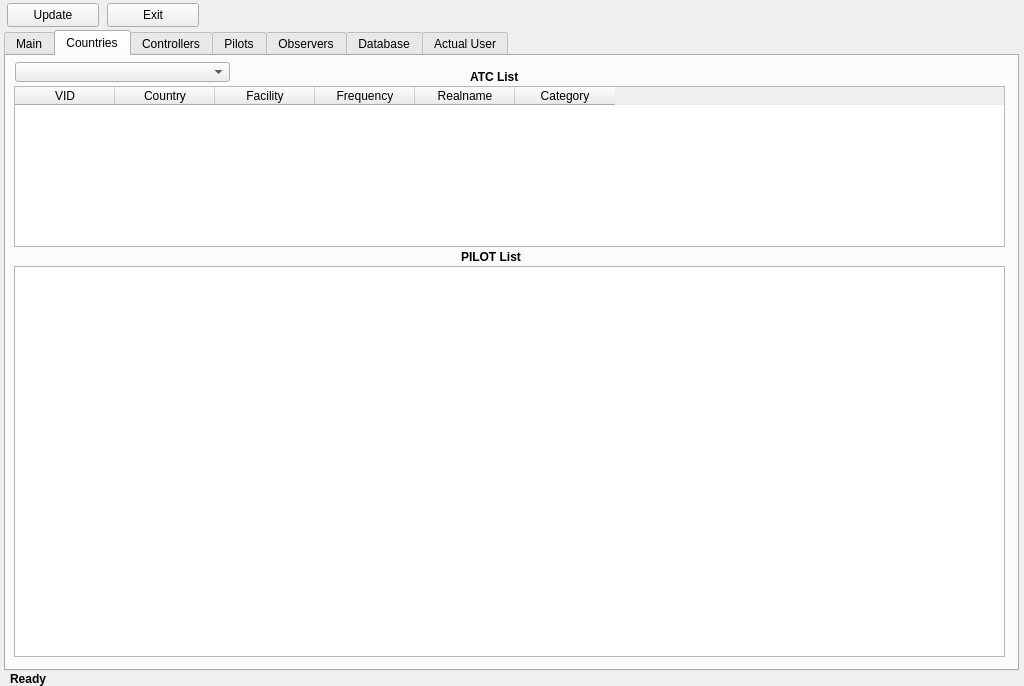
Above: QtUI/MainWindow_UI.ui from emper0r/IVAO-status before the change. Below: the same form after it.
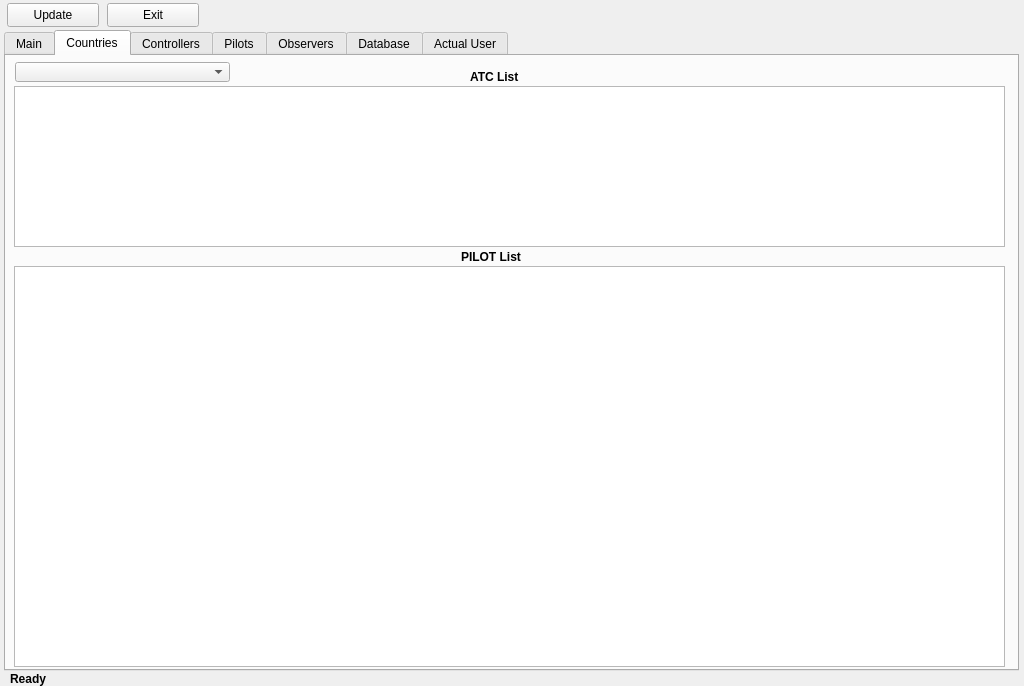
That is the form after the change. The open tabs and pages were chosen to show the change.

```diff
--- a/QtUI/MainWindow_UI.ui
+++ b/QtUI/MainWindow_UI.ui
@@ -385,34 +385,58 @@
        <cursorShape>PointingHandCursor</cursorShape>
       </property>
       <property name="autoFillBackground">
-       <bool>false</bool>
+       <bool>true</bool>
       </property>
       <property name="autoScrollMargin">
        <number>16</number>
       </property>
       <property name="alternatingRowColors">
-       <bool>false</bool>
+       <bool>true</bool>
+      </property>
+      <property name="selectionMode">
+       <enum>QAbstractItemView::SingleSelection</enum>
+      </property>
+      <property name="selectionBehavior">
+       <enum>QAbstractItemView::SelectRows</enum>
       </property>
       <property name="showGrid">
        <bool>true</bool>
       </property>
+      <property name="gridStyle">
+       <enum>Qt::DotLine</enum>
+      </property>
+      <property name="wordWrap">
+       <bool>false</bool>
+      </property>
       <property name="rowCount">
        <number>0</number>
       </property>
       <property name="columnCount">
        <number>6</number>
       </property>
+      <attribute name="horizontalHeaderVisible">
+       <bool>false</bool>
+      </attribute>
       <attribute name="horizontalHeaderDefaultSectionSize">
        <number>100</number>
       </attribute>
-      <attribute name="verticalHeaderDefaultSectionSize">
-       <number>30</number>
+      <attribute name="horizontalHeaderMinimumSectionSize">
+       <number>100</number>
       </attribute>
+      <attribute name="horizontalHeaderShowSortIndicator" stdset="0">
+       <bool>true</bool>
+      </attribute>
+      <attribute name="horizontalHeaderStretchLastSection">
+       <bool>true</bool>
+      </attribute>
       <attribute name="verticalHeaderDefaultSectionSize">
-       <number>30</number>
+       <number>15</number>
       </attribute>
-      <attribute name="horizontalHeaderDefaultSectionSize">
-       <number>100</number>
+      <attribute name="verticalHeaderMinimumSectionSize">
+       <number>15</number>
+      </attribute>
+      <attribute name="verticalHeaderShowSortIndicator" stdset="0">
+       <bool>true</bool>
       </attribute>
       <column>
        <property name="text">
@@ -434,29 +458,16 @@
         <string>Frequency</string>
        </property>
       </column>
-      <column>
-       <property name="text">
-        <string>Realname</string>
-       </property>
-      </column>
       <column>
        <property name="text">
         <string>Category</string>
        </property>
       </column>
-     </widget>
-     <widget class="QTableView" name="PilottableView">
-      <property name="geometry">
-       <rect>
-        <x>8</x>
-        <y>210</y>
-        <width>991</width>
-        <height>391</height>
-       </rect>
-      </property>
-      <property name="cursor" stdset="0">
-       <cursorShape>PointingHandCursor</cursorShape>
-      </property>
+      <column>
+       <property name="text">
+        <string>Realname</string>
+       </property>
+      </column>
      </widget>
      <widget class="QLabel" name="atc_label">
       <property name="geometry">
@@ -502,6 +513,143 @@
        <string>PILOT List</string>
       </property>
      </widget>
+     <widget class="QTableWidget" name="PilottableWidget">
+      <property name="geometry">
+       <rect>
+        <x>8</x>
+        <y>210</y>
+        <width>991</width>
+        <height>401</height>
+       </rect>
+      </property>
+      <property name="cursor" stdset="0">
+       <cursorShape>PointingHandCursor</cursorShape>
+      </property>
+      <property name="autoFillBackground">
+       <bool>true</bool>
+      </property>
+      <property name="autoScrollMargin">
+       <number>16</number>
+      </property>
+      <property name="tabKeyNavigation">
+       <bool>false</bool>
+      </property>
+      <property name="showDropIndicator" stdset="0">
+       <bool>false</bool>
+      </property>
+      <property name="dragDropOverwriteMode">
+       <bool>false</bool>
+      </property>
+      <property name="alternatingRowColors">
+       <bool>true</bool>
+      </property>
+      <property name="selectionMode">
+       <enum>QAbstractItemView::SingleSelection</enum>
+      </property>
+      <property name="selectionBehavior">
+       <enum>QAbstractItemView::SelectRows</enum>
+      </property>
+      <property name="showGrid">
+       <bool>true</bool>
+      </property>
+      <property name="gridStyle">
+       <enum>Qt::DotLine</enum>
+      </property>
+      <property name="wordWrap">
+       <bool>false</bool>
+      </property>
+      <property name="rowCount">
+       <number>0</number>
+      </property>
+      <property name="columnCount">
+       <number>9</number>
+      </property>
+      <attribute name="horizontalHeaderVisible">
+       <bool>false</bool>
+      </attribute>
+      <attribute name="horizontalHeaderDefaultSectionSize">
+       <number>100</number>
+      </attribute>
+      <attribute name="horizontalHeaderMinimumSectionSize">
+       <number>100</number>
+      </attribute>
+      <attribute name="horizontalHeaderShowSortIndicator" stdset="0">
+       <bool>false</bool>
+      </attribute>
+      <attribute name="horizontalHeaderStretchLastSection">
+       <bool>false</bool>
+      </attribute>
+      <attribute name="verticalHeaderDefaultSectionSize">
+       <number>15</number>
+      </attribute>
+      <attribute name="verticalHeaderMinimumSectionSize">
+       <number>15</number>
+      </attribute>
+      <attribute name="verticalHeaderShowSortIndicator" stdset="0">
+       <bool>true</bool>
+      </attribute>
+      <column>
+       <property name="text">
+        <string>VID</string>
+       </property>
+      </column>
+      <column>
+       <property name="text">
+        <string>Country</string>
+       </property>
+      </column>
+      <column>
+       <property name="text">
+        <string>Captain</string>
+       </property>
+      </column>
+      <column>
+       <property name="text">
+        <string>Aircraft</string>
+       </property>
+      </column>
+      <column>
+       <property name="text">
+        <string>Rating</string>
+       </property>
+      </column>
+      <column>
+       <property name="text">
+        <string>Departure</string>
+       </property>
+      </column>
+      <column>
+       <property name="text">
+        <string>Destination</string>
+       </property>
+      </column>
+      <column>
+       <property name="text">
+        <string>Status</string>
+       </property>
+      </column>
+      <column>
+       <property name="text">
+        <string>Time</string>
+       </property>
+      </column>
+     </widget>
+     <widget class="QLabel" name="flagIcon">
+      <property name="geometry">
+       <rect>
+        <x>230</x>
+        <y>5</y>
+        <width>71</width>
+        <height>21</height>
+       </rect>
+      </property>
+      <property name="cursor">
+       <cursorShape>PointingHandCursor</cursorShape>
+      </property>
+      <property name="text">
+       <string/>
+      </property>
+     </widget>
     </widget>
     <widget class="QWidget" name="controllers">
      <attribute name="title">
```
Left out of the diff: 251 changed lines with no effect on the pictures.
